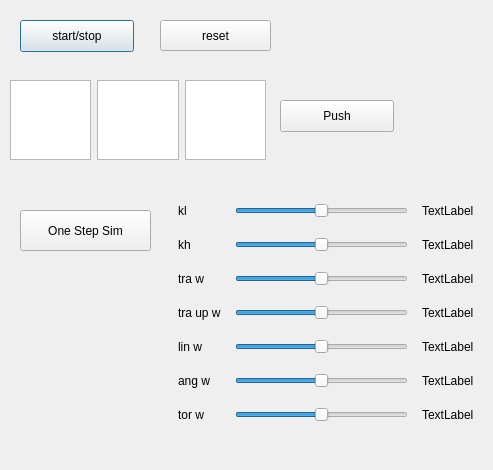
Before: the Qt Designer form HuboCma/hubointeractbalancemanage.ui in hpgit/hubocma, drawn with Qt 5.
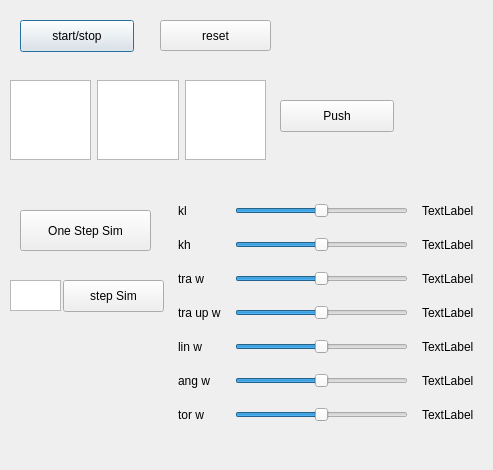
After: the same form once the commit is applied.

Patch:
```diff
--- a/HuboCma/hubointeractbalancemanage.ui
+++ b/HuboCma/hubointeractbalancemanage.ui
@@ -470,6 +470,32 @@
     </item>
    </layout>
   </widget>
+  <widget class="QTextEdit" name="nStepText">
+   <property name="geometry">
+    <rect>
+     <x>10</x>
+     <y>280</y>
+     <width>51</width>
+     <height>31</height>
+    </rect>
+   </property>
+   <property name="cursorWidth">
+    <number>2</number>
+   </property>
+  </widget>
+  <widget class="QPushButton" name="nStepBtn">
+   <property name="geometry">
+    <rect>
+     <x>63</x>
+     <y>280</y>
+     <width>101</width>
+     <height>32</height>
+    </rect>
+   </property>
+   <property name="text">
+    <string>step Sim</string>
+   </property>
+  </widget>
  </widget>
  <resources/>
  <connections/>
```
Left out of the diff: 18 changed lines with no effect on the pictures.
